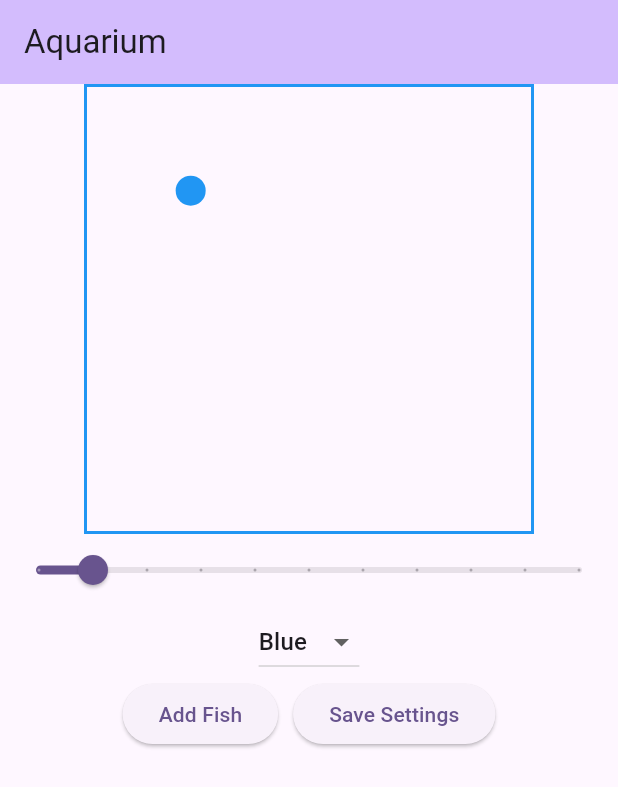
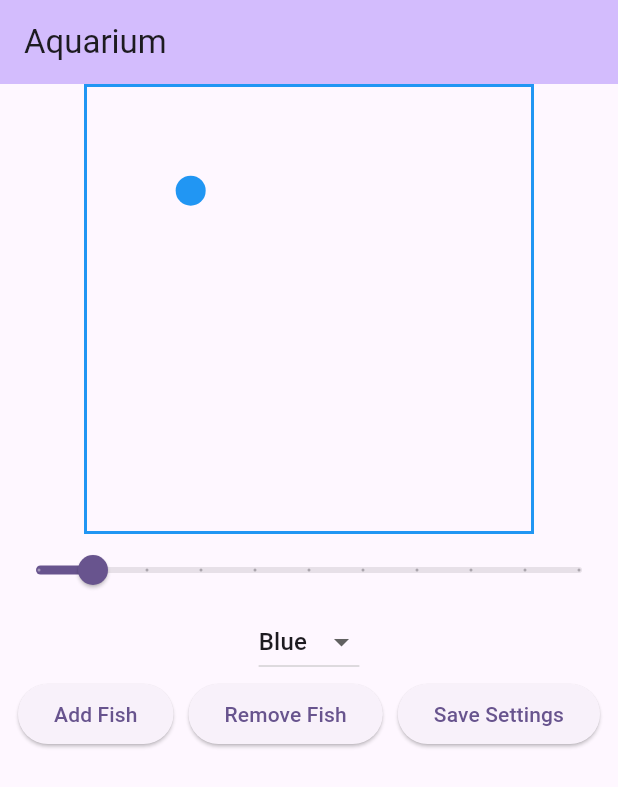
Before and after one commit to echenx/cw05, a Flutter app: the screen it shows after launch, after a tap on "Add Fish", on a phone screen of 412 x 824 dp. Shown: the top 787 px of the screen. Run offline on Flutter 3.47's test engine with Material 3 defaults, Android fonts, the phone set to English and light mode, and no system bars.

Commit message:
added remove fish and limited adding fish

```diff
--- a/lib/main.dart
+++ b/lib/main.dart
@@ -40,9 +40,9 @@ class _MyHomePageState extends State<MyHomePage>
   @override
   void initState() {
     super.initState();
-    _controller = AnimationController(
-        duration: const Duration(seconds: 2), vsync: this)
-      ..repeat();
+    _controller =
+        AnimationController(duration: const Duration(seconds: 2), vsync: this)
+          ..repeat();
 
     _controller.addListener(() {
       setState(() {
@@ -60,9 +60,19 @@ class _MyHomePageState extends State<MyHomePage>
   }
 
   void _addFish() {
-    setState(() {
-      fishes.add(Fish(color: selectedColor, controller: _controller));
-    });
+    if (fishes.length < 10) {
+      setState(() {
+        fishes.add(Fish(color: selectedColor, controller: _controller));
+      });
+    }
+  }
+
+  void _removeFish() {
+    if (fishes.isNotEmpty) {
+      setState(() {
+        fishes.removeLast();
+      });
+    }
   }
 
   @override
@@ -127,6 +137,11 @@ class _MyHomePageState extends State<MyHomePage>
               ),
               SizedBox(width: 10),
               ElevatedButton(
+                onPressed: _removeFish,
+                child: Text("Remove Fish"),
+              ),
+              SizedBox(width: 10),
+              ElevatedButton(
                 onPressed: () {},
                 child: Text("Save Settings"),
               ),
@@ -141,8 +156,7 @@ class _MyHomePageState extends State<MyHomePage>
 class Fish {
   final Color color;
   double top = Random().nextDouble() * 300;
-  double left =
-      Random().nextDouble() * 300;
+  double left = Random().nextDouble() * 300;
   double verticalDirection = 1;
   double horizontalDirection = 1;
   late AnimationController controller;
```
